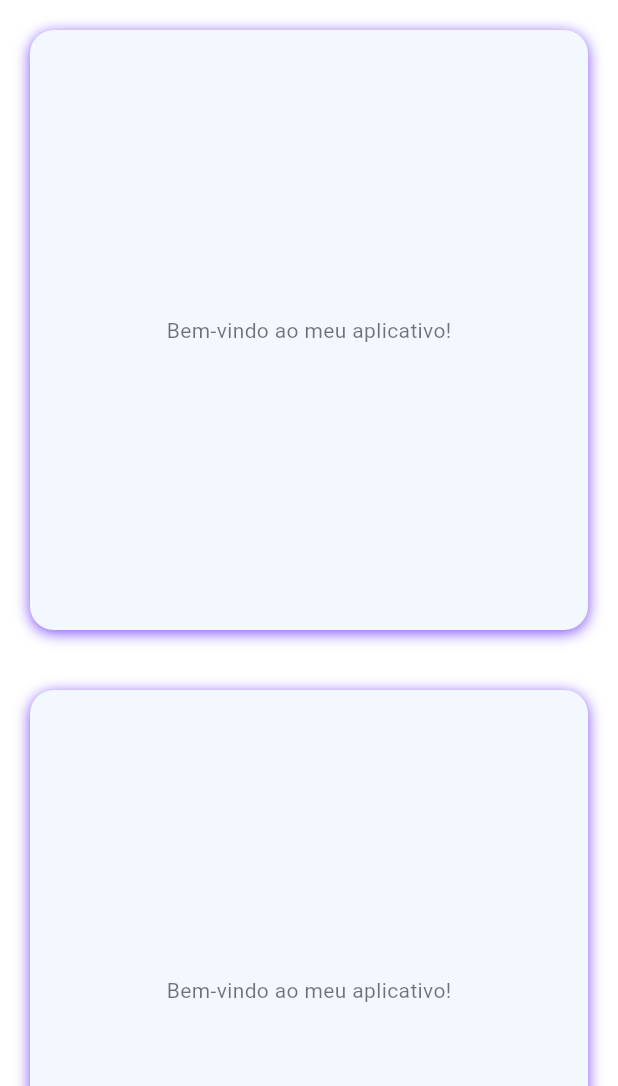
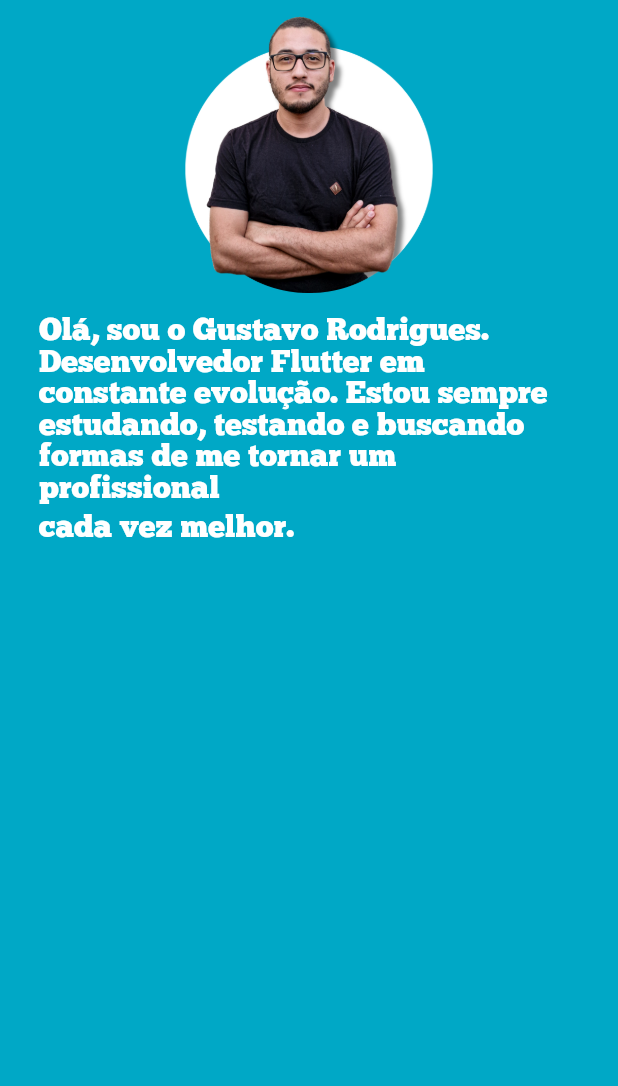
Before and after one commit to GugaDev7/this_is_gustavo, a Flutter app: the screen it shows after launch, on a phone screen of 412 x 824 dp, the part 150-1236 px from its top. Run offline on Flutter 3.47's test engine with Material 3 defaults, Android fonts, the phone set to English and light mode, and no system bars; our stand-ins replace flutter_svg.

```diff
--- a/lib/l10n/strings.dart
+++ b/lib/l10n/strings.dart
@@ -10,7 +10,8 @@ class AppStrings {
     AppLanguage.pt: {
       'appTitle': 'Meu App',
       'homeTitle': 'Início',
-      'welcomeMessage': 'Bem-vindo ao meu aplicativo!',
+      'welcomeMessage':
+          'Olá, sou o Gustavo Rodrigues. Desenvolvedor Flutter em constante evolução. Estou sempre estudando, testando e buscando formas de me tornar um profissional \ncada vez melhor.',
       'aboutMe': 'Sobre mim',
       'projects': 'Projetos',
       'contact': 'Contato',
@@ -18,7 +19,8 @@ class AppStrings {
     AppLanguage.en: {
       'appTitle': 'My App',
       'homeTitle': 'Home',
-      'welcomeMessage': 'Welcome to my app!',
+      'welcomeMessage':
+          "Hi, I'm Gustavo Rodrigues. \nA Flutter Developer in constant evolution. I'm always learning, experimenting, and striving to become a better professional \nevery day.",
       'aboutMe': 'About Me',
       'projects': 'Projects',
       'contact': 'Contact',
--- a/lib/themes/app_themes.dart
+++ b/lib/themes/app_themes.dart
@@ -11,11 +11,15 @@ class AppThemes {
       surface: AppColors.surface,
       error: AppColors.error,
     ),
-    scaffoldBackgroundColor: AppColors.background,
+    scaffoldBackgroundColor: AppColors.primary,
     textTheme: const TextTheme(
       bodyLarge: TextStyle(color: Colors.black, fontSize: 16),
       bodyMedium: TextStyle(color: Colors.black54, fontSize: 14),
-      headlineLarge: TextStyle(color: Colors.black, fontSize: 24, fontWeight: FontWeight.bold),
+      headlineLarge: TextStyle(
+        color: Colors.black,
+        fontSize: 24,
+        fontWeight: FontWeight.bold,
+      ),
     ),
   );
 
@@ -28,11 +32,15 @@ class AppThemes {
       surface: AppColors.surfaceDark,
       error: AppColors.errorDark,
     ),
-    scaffoldBackgroundColor: AppColors.backgroundDark,
+    scaffoldBackgroundColor: AppColors.surfaceDark,
     textTheme: const TextTheme(
       bodyLarge: TextStyle(color: Colors.white, fontSize: 16),
       bodyMedium: TextStyle(color: Colors.white70, fontSize: 14),
-      headlineLarge: TextStyle(color: Colors.white, fontSize: 24, fontWeight: FontWeight.bold),
+      headlineLarge: TextStyle(
+        color: Colors.white,
+        fontSize: 24,
+        fontWeight: FontWeight.bold,
+      ),
     ),
   );
 }
--- a/lib/themes/decorations/appbar_decorations.dart
+++ b/lib/themes/decorations/appbar_decorations.dart
@@ -12,7 +12,7 @@ class AppBarDecorations {
       toolbarHeight: 100,
       backgroundColor:
           Theme.of(context).brightness == Brightness.dark
-              ? AppColors.primaryDark
+              ? AppColors.surfaceDark
               : AppColors.primary,
       title: Row(
         children: [
--- a/lib/themes/decorations/text_styles.dart
+++ b/lib/themes/decorations/text_styles.dart
@@ -25,4 +25,11 @@ class TextStyles {
     fontFamily: 'ChunkFive',
     color: Colors.grey,
   );
+
+  static TextStyle presentation(double fontSize) => TextStyle(
+    color: Colors.white,
+    fontSize: fontSize,
+    fontWeight: FontWeight.normal,
+    fontFamily: 'ChunkFive',
+  );
 }
--- a/lib/view/screens/home_screen.dart
+++ b/lib/view/screens/home_screen.dart
@@ -1,8 +1,11 @@
 import 'package:flutter/material.dart';
+import 'package:flutter_svg/svg.dart';
 import 'package:this_is_gustavo/l10n/strings.dart';
 import 'package:this_is_gustavo/themes/colors.dart';
 import 'package:this_is_gustavo/themes/decorations/appbar_decorations.dart';
 import 'package:this_is_gustavo/themes/decorations/box_decorations.dart';
+import 'package:this_is_gustavo/themes/decorations/text_styles.dart';
+import 'package:this_is_gustavo/view/widgets/typing_text.dart';
 
 class HomeScreen extends StatefulWidget {
   const HomeScreen({super.key});
@@ -21,76 +24,88 @@ class _HomeScreenState extends State<HomeScreen> {
       appBar: AppBarDecorations.buildAppBar(
         context,
         AppStrings.get('appTitle'),
-      ), // <-- AppBar fixa aqui
+      ),
       body: ValueListenableBuilder<AppLanguage>(
         valueListenable: AppStrings.currentLanguage,
         builder: (context, lang, _) {
+          final screenWidth = MediaQuery.of(context).size.width;
+          final canUseRow = screenWidth > 1100;
+          final isSmall = screenWidth < 800;
+
+          // Defina fatores de proporção para as imagens
+          final double mainImageHeight =
+              canUseRow
+                  ? screenWidth *
+                      0.35 // 35% da largura da tela para Row
+                  : screenWidth * 0.5; // 50% da largura da tela para Column
+
+          final double portraitHeight =
+              canUseRow
+                  ? screenWidth *
+                      0.33 // 33% da largura da tela para Row
+                  : screenWidth * 0.45; // 45% da largura da tela para Column
+
           return SingleChildScrollView(
             child: Column(
               children: [
                 Padding(
-                  padding: const EdgeInsets.all(20),
-                  child: Container(
-                    width: double.infinity,
-                    height: 400,
-                    decoration: boxDecoration,
+                  padding: const EdgeInsets.all(10),
                   child: Center(
-                      child: Text(AppStrings.get('welcomeMessage')),
+                    child:
+                        canUseRow
+                            ? Row(
+                              mainAxisSize: MainAxisSize.max,
+                              mainAxisAlignment: MainAxisAlignment.center,
+                              children: [
+                                // Texto responsivo usando welcomeMessage
+                                Expanded(
+                                  child: Padding(
+                                    padding: const EdgeInsets.only(left: 25.0),
+                                    child: TypingText(
+                                      text: AppStrings.get('welcomeMessage'),
+                                      style: TextStyles.presentation(
+                                        screenWidth * 0.03,
+                                      ),
+                                      textAlign: TextAlign.right,
                                     ),
                                   ),
                                 ),
+                                SizedBox(width: screenWidth * 0.04),
                                 Padding(
-                  padding: const EdgeInsets.all(20),
-                  child: Container(
-                    width: double.infinity,
-                    height: 400,
-                    decoration: boxDecoration,
-                    child: Center(
-                      child: Text(AppStrings.get('welcomeMessage')),
+                                  padding: const EdgeInsets.all(10.0),
+                                  child: Image.asset(
+                                    'assets/images/Portrait_Placeholder.png',
+                                    height: portraitHeight.clamp(180, 580),
                                   ),
                                 ),
+                              ],
+                            )
+                            : Column(
+                              mainAxisAlignment: MainAxisAlignment.center,
+                              children: [
+                                Image.asset(
+                                  'assets/images/Portrait_Placeholder.png',
+
+                                  height: portraitHeight.clamp(100, 350),
                                 ),
+                                SizedBox(height: screenWidth * 0.04),
+
                                 Padding(
-                  padding: const EdgeInsets.all(20),
-                  child: Container(
-                    width: double.infinity,
-                    height: 400,
-                    decoration: boxDecoration,
-                    child: Center(
-                      child: Text(AppStrings.get('welcomeMessage')),
+                                  padding: const EdgeInsets.symmetric(
+                                    horizontal: 16.0,
+                                  ),
+                                  child: TypingText(
+                                    text:
+                                        AppStrings.get(
+                                          'welcomeMessage',
+                                        ).trimRight(), // remove espaços e quebras no final
+                                    style: TextStyles.presentation(
+                                      screenWidth * 0.05,
+                                    ),
+                                    textAlign: TextAlign.left,
                                   ),
                                 ),
-                ),
-                Padding(
-                  padding: const EdgeInsets.all(20),
-                  child: Container(
-                    width: double.infinity,
-                    height: 400,
-                    decoration: boxDecoration,
-                    child: Center(
-                      child: Text(AppStrings.get('welcomeMessage')),
-                    ),
-                  ),
-                ),
-                Padding(
-                  padding: const EdgeInsets.all(20),
-                  child: Container(
-                    width: double.infinity,
-                    height: 400,
-                    decoration: boxDecoration,
-                    child: Center(
-                      child: Text(AppStrings.get('welcomeMessage')),
-                    ),
-                  ),
-                ),
-                Padding(
-                  padding: const EdgeInsets.all(20),
-                  child: Container(
-                    width: double.infinity,
-                    height: 400,
-                    decoration: boxDecoration,
-                    child: Center(
-                      child: Text(AppStrings.get('welcomeMessage')),
+                              ],
                             ),
                   ),
                 ),
--- /dev/null
+++ b/lib/view/widgets/typing_text.dart
@@ -0,0 +1,100 @@
+import 'dart:async';
+import 'package:flutter/material.dart';
+
+class TypingText extends StatefulWidget {
+  final String text;
+  final TextStyle? style;
+  final Duration speed;
+  final String cursor;
+  final TextAlign textAlign;
+
+  const TypingText({
+    super.key,
+    required this.text,
+    this.style,
+    this.speed = const Duration(milliseconds: 35),
+    this.cursor = '|',
+    this.textAlign = TextAlign.center,
+  });
+
+  @override
+  State<TypingText> createState() => _TypingTextState();
+}
+
+class _TypingTextState extends State<TypingText> {
+  int _currentLength = 0;
+  bool _showCursor = true;
+  Timer? _typingTimer;
+  Timer? _cursorTimer;
+
+  @override
+  void initState() {
+    super.initState();
+    _startTyping();
+    _startCursor();
+  }
+
+  @override
+  void didUpdateWidget(covariant TypingText oldWidget) {
+    super.didUpdateWidget(oldWidget);
+    if (oldWidget.text != widget.text) {
+      _typingTimer?.cancel();
+      setState(() {
+        _currentLength = 0;
+      });
+      _startTyping();
+    }
+  }
+
+  void _startTyping() {
+    _typingTimer = Timer.periodic(widget.speed, (timer) {
+      if (_currentLength < widget.text.length) {
+        setState(() {
+          _currentLength++;
+        });
+      } else {
+        _typingTimer?.cancel();
+      }
+    });
+  }
+
+  void _startCursor() {
+    _cursorTimer = Timer.periodic(const Duration(milliseconds: 500), (timer) {
+      setState(() {
+        _showCursor = !_showCursor;
+      });
+    });
+  }
+
+  @override
+  void dispose() {
+    _typingTimer?.cancel();
+    _cursorTimer?.cancel();
+    super.dispose();
+  }
+
+  @override
+  Widget build(BuildContext context) {
+    final visibleText = widget.text.substring(0, _currentLength);
+    final isTyping = _currentLength < widget.text.length;
+    return RichText(
+      textAlign: widget.textAlign,
+      text: TextSpan(
+        style: widget.style,
+        children: [
+          TextSpan(text: visibleText),
+          WidgetSpan(
+            alignment: PlaceholderAlignment.middle,
+            child:
+                isTyping
+                    ? Text(widget.cursor, style: widget.style)
+                    : Opacity(
+                      opacity: _showCursor ? 1.0 : 0.0,
+                      child: Text(widget.cursor, style: widget.style),
+                    ),
+          ),
+        ],
+      ),
+    );
+  }
+}
```
Also changed, not shown: assets/images/Portrait_Placeholder.png (added), assets/images/presentation.svg (added). Lines whose indentation alone changed are shown as unchanged.
